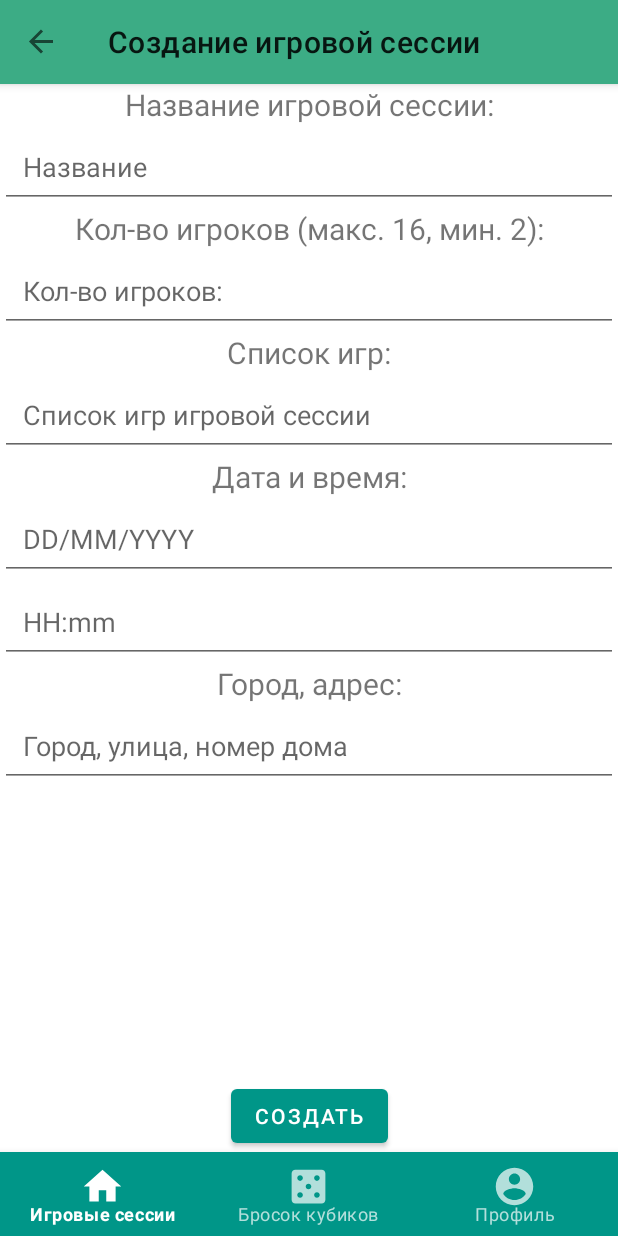
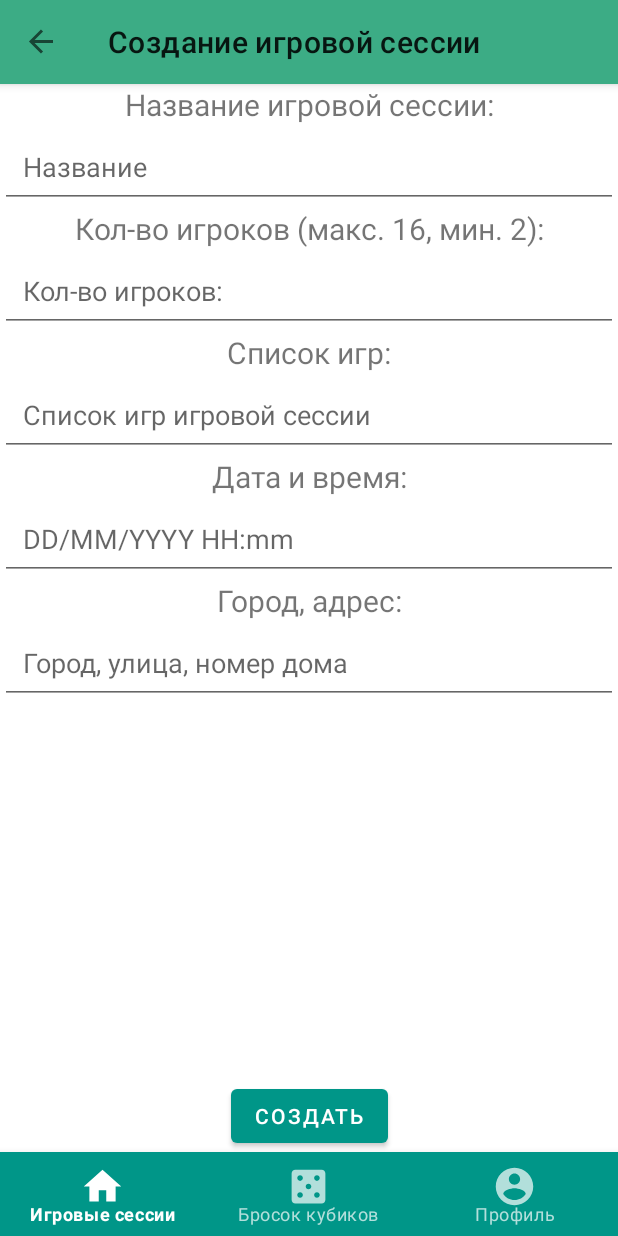
Before and after one commit to TeaProphet/TP-5.1-3, an Android app: the CreateSessionFragment screen opened through its navigation route, on a phone screen of 412 x 824 dp. Run offline under Robolectric (Android 15) with nearby library versions, the phone set to English and light mode, and no system bars; our stand-ins replace navigation-ui; libraries missing offline, so code that uses them is left out: org.springframework.web; 7 statements that could not run were skipped.

Commit message:
ORG-17: Changed CreateSessionFragment field: united date and time fields. Implemented filtrating of sessions at HomeFragment by time.

```diff
--- a/client/app/src/main/java/vsu/tp53/onboardapplication/home/SessionAdapter.kt
+++ b/client/app/src/main/java/vsu/tp53/onboardapplication/home/SessionAdapter.kt
@@ -25,7 +25,6 @@ class SessionAdapter (_newSessions: MutableList<SessionBody>) : RecyclerView.Ada
         holder.sessionDate.text = newSessions[position].date_time.toString().replace('T', ' ')
         holder.sessionCity.text = newSessions[position].city_address
         holder.sessionPlayers.text = newSessions[position].players_max.toString()
-        holder.sessionPlayers.text = newSessions[position].players_max.toString()
 
         val bundle = Bundle()
 
--- a/client/app/src/main/res/layout/fragment_create_session.xml
+++ b/client/app/src/main/res/layout/fragment_create_session.xml
@@ -75,15 +75,6 @@
         android:inputType="date"
         android:padding="15dp" />
 
-    <EditText
-        android:id="@+id/timeInput"
-        android:layout_width="match_parent"
-        android:layout_height="wrap_content"
-        android:ems="10"
-        android:hint="@string/time_hint"
-        android:inputType="time"
-        android:padding="15dp" />
-
     <TextView
         android:id="@+id/textView6"
         android:layout_width="match_parent"
--- a/client/app/src/main/res/values/strings.xml
+++ b/client/app/src/main/res/values/strings.xml
@@ -56,8 +56,7 @@
     <string name="session_name">Название игровой сессии:</string>
     <string name="session_name_hint">Название</string>
     <string name="games_hint">Список игр игровой сессии</string>
-    <string name="date_hint">DD/MM/YYYY</string>
-    <string name="time_hint">HH:mm</string>
+    <string name="date_hint">DD/MM/YYYY HH:mm</string>
     <string name="players_num">Кол-во игроков (макс. 16, мин. 2):</string>
     <string name="create">Создать</string>
     <string name="dice_sides">Кол-во граней</string>
```
Also changed, not shown: client/app/src/main/java/vsu/tp53/onboardapplication/home/CreateSessionFragment.kt (+30 -23 lines), client/app/src/main/java/vsu/tp53/onboardapplication/home/HomeFragment.kt (+8 -1 lines), client/app/src/main/java/vsu/tp53/onboardapplication/util/Validators.kt (+2 -12 lines).
